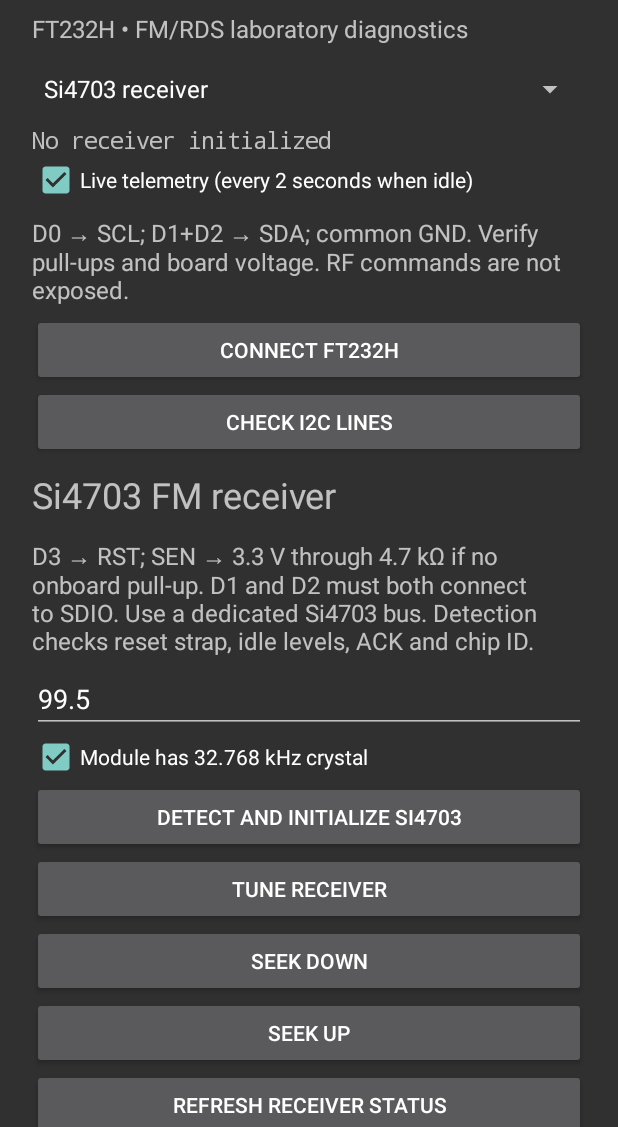
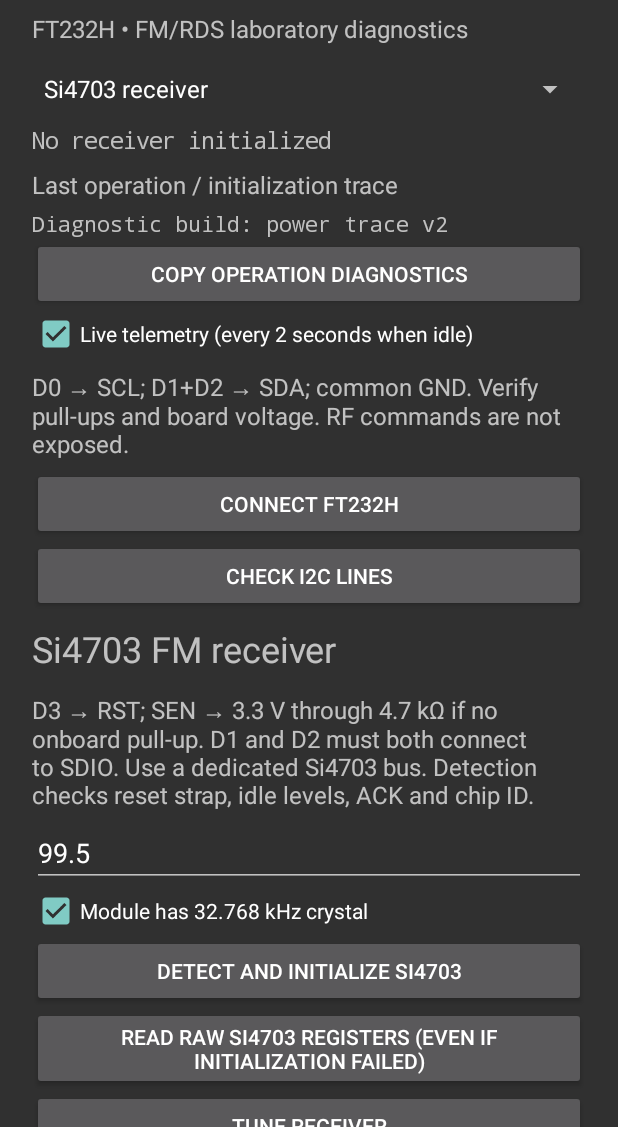
Before and after one commit to interrupt21h/droidRDS, an Android app: the screen it shows after launch (MainActivity), on a phone screen of 412 x 824 dp, the part 109-1236 px from its top. Run offline under Robolectric (Android 15) with nearby library versions, the phone set to English and light mode, and no system bars.

Commit message:
Expose initialization trace immediately and support unpowered Si4703 identification: MainActivity.kt

```diff
--- a/app/src/main/java/io/github/interrupt21h/droidrds/MainActivity.kt
+++ b/app/src/main/java/io/github/interrupt21h/droidrds/MainActivity.kt
@@ -103,6 +103,10 @@ class MainActivity : Activity() {
         body.addView(selector)
         live = TextView(this).apply { text = "No receiver initialized"; textSize = 15f; setTextIsSelectable(true); typeface = android.graphics.Typeface.MONOSPACE }
         body.addView(live)
+        label("Last operation / initialization trace")
+        output = TextView(this).apply { setTextIsSelectable(true); text="Diagnostic build: power trace v2"; textSize=14f; typeface=android.graphics.Typeface.MONOSPACE }
+        body.addView(output)
+        button("Copy operation diagnostics") { (getSystemService(CLIPBOARD_SERVICE) as android.content.ClipboardManager).setPrimaryClip(ClipData.newPlainText("droidRDS",output.text)) }
         autoRefresh = CheckBox(this).apply { text = "Live telemetry (every 2 seconds when idle)"; isChecked = true }
         body.addView(autoRefresh)
 
@@ -141,13 +145,13 @@ class MainActivity : Activity() {
                         b.resetSi4703()
                         if (!b.probe(0x10)) error("No ACK at 0x10 after reset. Verify SEN high, D3 to RST, D1+D2 to SDIO, 3.3 V and common ground.")
                         val chip = Si4703(b)
-                        val identity = chip.identify()
-                        val result = identity + "\n" + chip.initialize(useCrystal)
+                        val result = chip.initialize(useCrystal) { trace -> runOnUiThread { if (!isDestroyed) output.text = trace } }
                         si4703 = chip
                         result
                     }
                 }.show()
         }
+        button("Read raw Si4703 registers (even if initialization failed)") { work { Si4703(bus ?: error("Connect FT232H first")).rawDiagnostics() } }
         button("Tune receiver") {
             val khz = rxFreq.text.toString().toBigDecimalOrNull()?.multiply(java.math.BigDecimal(1000))
             work { (si4703 ?: error("Initialize receiver first")).tune(khz?.intValueExact() ?: error("Invalid MHz")) }
@@ -226,7 +230,7 @@ class MainActivity : Activity() {
             } catch(e:Exception) { output.text=e.message }
         }
         val offlineEnd = body.childCount
-        output = TextView(this).apply { setTextIsSelectable(true); text="Ready"; textSize=15f; setTextColor(Color.rgb(130,220,210)) }; body.addView(output)
+
         button("Copy report") { (getSystemService(CLIPBOARD_SERVICE) as android.content.ClipboardManager).setPrimaryClip(ClipData.newPlainText("droidRDS",output.text)) }
         fun showProfile(position: Int) {
             for (i in txStart until offlineEnd) {
```
